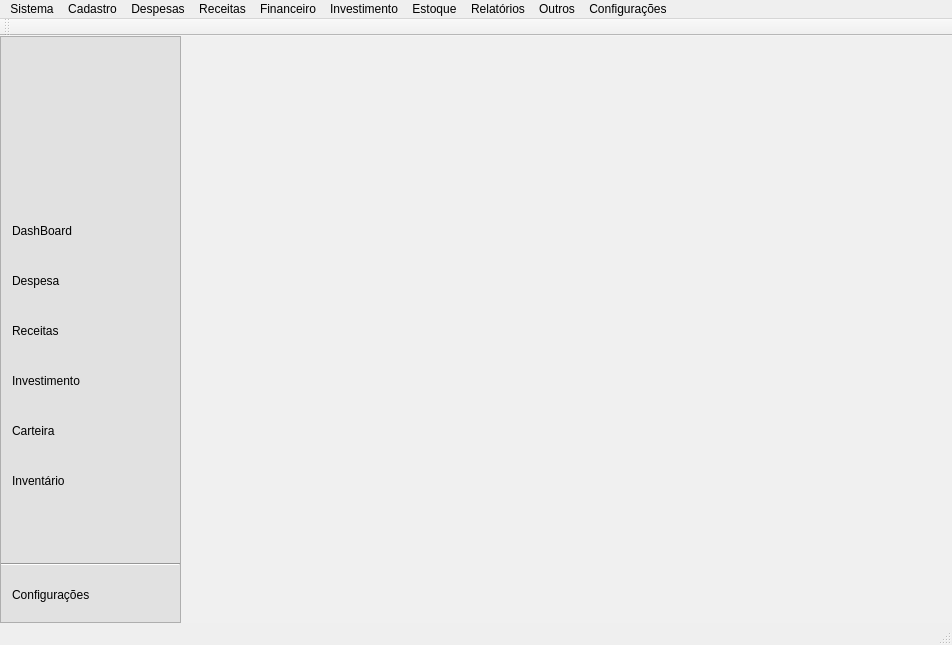
Qt form ui/MainWindow.ui (Locked666/My-Finance-QtDesigner) before a commit.
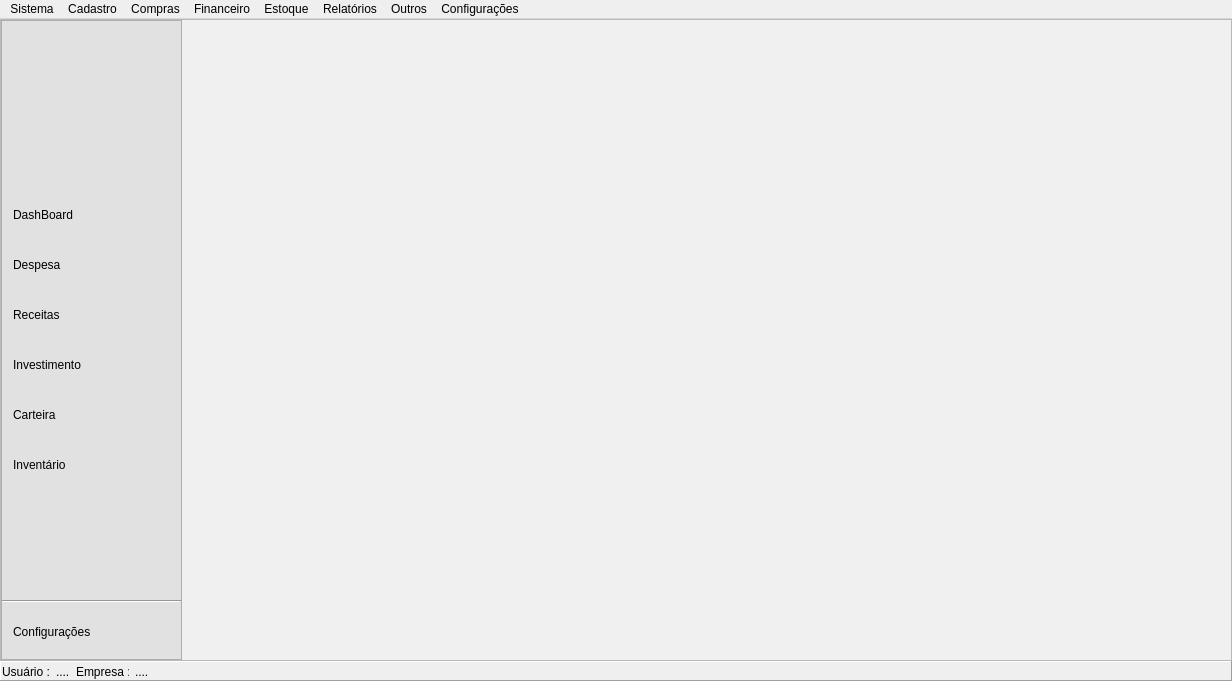
The same form after that commit. Icons and pictures are not drawn.

```diff
--- a/ui/MainWindow.ui
+++ b/ui/MainWindow.ui
@@ -9,8 +9,8 @@
    <rect>
     <x>0</x>
     <y>0</y>
-    <width>952</width>
-    <height>645</height>
+    <width>1232</width>
+    <height>681</height>
    </rect>
   </property>
   <property name="windowTitle">
@@ -26,6 +26,30 @@
    <bool>false</bool>
   </property>
   <widget class="QWidget" name="centralwidget">
+   <layout class="QVBoxLayout" name="verticalLayout_3">
+    <property name="spacing">
+     <number>0</number>
+    </property>
+    <property name="leftMargin">
+     <number>0</number>
+    </property>
+    <property name="topMargin">
+     <number>0</number>
+    </property>
+    <property name="rightMargin">
+     <number>0</number>
+    </property>
+    <property name="bottomMargin">
+     <number>0</number>
+    </property>
+    <item>
+     <widget class="QFrame" name="frame_3">
+      <property name="frameShape">
+       <enum>QFrame::StyledPanel</enum>
+      </property>
+      <property name="frameShadow">
+       <enum>QFrame::Raised</enum>
+      </property>
    <layout class="QHBoxLayout" name="horizontalLayout">
     <property name="spacing">
      <number>0</number>
@@ -600,12 +624,85 @@
     </item>
    </layout>
   </widget>
+    </item>
+    <item>
+     <widget class="QFrame" name="frame_5">
+      <property name="minimumSize">
+       <size>
+        <width>0</width>
+        <height>20</height>
+       </size>
+      </property>
+      <property name="maximumSize">
+       <size>
+        <width>16777215</width>
+        <height>41</height>
+       </size>
+      </property>
+      <property name="frameShape">
+       <enum>QFrame::Panel</enum>
+      </property>
+      <property name="frameShadow">
+       <enum>QFrame::Raised</enum>
+      </property>
+      <widget class="QWidget" name="layoutWidget">
+       <property name="geometry">
+        <rect>
+         <x>2</x>
+         <y>2</y>
+         <width>147</width>
+         <height>17</height>
+        </rect>
+       </property>
+       <layout class="QHBoxLayout" name="horizontalLayout_4">
+        <item>
+         <layout class="QHBoxLayout" name="horizontalLayout_2">
+          <item>
+           <widget class="QLabel" name="label_2">
+            <property name="text">
+             <string>Usuário :</string>
+            </property>
+           </widget>
+          </item>
+          <item>
+           <widget class="QLabel" name="lbl_user_conect">
+            <property name="text">
+             <string>....</string>
+            </property>
+           </widget>
+          </item>
+         </layout>
+        </item>
+        <item>
+         <layout class="QHBoxLayout" name="horizontalLayout_3">
+          <item>
+           <widget class="QLabel" name="label_3">
+            <property name="text">
+             <string>Empresa :</string>
+            </property>
+           </widget>
+          </item>
+          <item>
+           <widget class="QLabel" name="lbl_empresa_conect">
+            <property name="text">
+             <string>....</string>
+            </property>
+           </widget>
+          </item>
+         </layout>
+        </item>
+       </layout>
+      </widget>
+     </widget>
+    </item>
+   </layout>
+  </widget>
   <widget class="QMenuBar" name="menubar">
    <property name="geometry">
     <rect>
      <x>0</x>
      <y>0</y>
-     <width>952</width>
+     <width>1232</width>
      <height>21</height>
     </rect>
    </property>
@@ -681,21 +778,6 @@
     <addaction name="separator"/>
     <addaction name="menuAuxiliares"/>
    </widget>
-   <widget class="QMenu" name="menuDespesa">
-    <property name="title">
-     <string>Despesas</string>
-    </property>
-    <widget class="QMenu" name="menuLan_amento">
-     <property name="title">
-      <string>Lançamento</string>
-     </property>
-     <addaction name="actionDespesa_Fixas_2"/>
-     <addaction name="actionDespesa_Corrente"/>
-    </widget>
-    <addaction name="menuLan_amento"/>
-    <addaction name="separator"/>
-    <addaction name="actionRelat_rios"/>
-   </widget>
    <widget class="QMenu" name="menuConfiguracoes">
     <property name="title">
      <string>Configurações</string>
@@ -706,30 +788,6 @@
      <string>Relatórios</string>
     </property>
    </widget>
-   <widget class="QMenu" name="menuReceitas">
-    <property name="title">
-     <string>Receitas</string>
-    </property>
-    <widget class="QMenu" name="menuLan_amentos">
-     <property name="title">
-      <string>Lançamentos</string>
-     </property>
-     <addaction name="actionReceitas_Fixas"/>
-     <addaction name="actionReceitas_Correntes"/>
-    </widget>
-    <addaction name="menuLan_amentos"/>
-    <addaction name="separator"/>
-    <addaction name="actionRelat_rios_2"/>
-   </widget>
-   <widget class="QMenu" name="menuInvestimento">
-    <property name="title">
-     <string>Investimento</string>
-    </property>
-    <addaction name="actionLan_amento_2"/>
-    <addaction name="actionMovimenta_es_2"/>
-    <addaction name="separator"/>
-    <addaction name="actionRelat_rios_3"/>
-   </widget>
    <widget class="QMenu" name="menuEstoque">
     <property name="title">
      <string>Estoque</string>
@@ -765,41 +823,27 @@
     </widget>
     <addaction name="menuEntregas"/>
    </widget>
+   <widget class="QMenu" name="menuCompras">
+    <property name="title">
+     <string>Compras</string>
+    </property>
+    <widget class="QMenu" name="menuRequisi_o">
+     <property name="title">
+      <string>Requisição</string>
+     </property>
+     <addaction name="actionLan_amento_6"/>
+    </widget>
+    <addaction name="menuRequisi_o"/>
+   </widget>
    <addaction name="menuSistema"/>
    <addaction name="menuCadastro"/>
-   <addaction name="menuDespesa"/>
-   <addaction name="menuReceitas"/>
+   <addaction name="menuCompras"/>
    <addaction name="menuFinanceiro"/>
-   <addaction name="menuInvestimento"/>
    <addaction name="menuEstoque"/>
    <addaction name="menuRelatorios"/>
    <addaction name="menuOutros"/>
    <addaction name="menuConfiguracoes"/>
   </widget>
-  <widget class="QStatusBar" name="statusBar"/>
-  <widget class="QToolBar" name="toolBar">
-   <property name="windowTitle">
-    <string>toolBar</string>
-   </property>
-   <property name="movable">
-    <bool>true</bool>
-   </property>
-   <property name="orientation">
-    <enum>Qt::Horizontal</enum>
-   </property>
-   <property name="toolButtonStyle">
-    <enum>Qt::ToolButtonIconOnly</enum>
-   </property>
-   <property name="floatable">
-    <bool>true</bool>
-   </property>
-   <attribute name="toolBarArea">
-    <enum>TopToolBarArea</enum>
-   </attribute>
-   <attribute name="toolBarBreak">
-    <bool>false</bool>
-   </attribute>
-  </widget>
   <action name="actionReceitas">
    <property name="text">
     <string>Receitas</string>
```
Left out of the diff: 76 changed lines with no effect on the pictures. Lines whose indentation alone changed are shown as unchanged.
